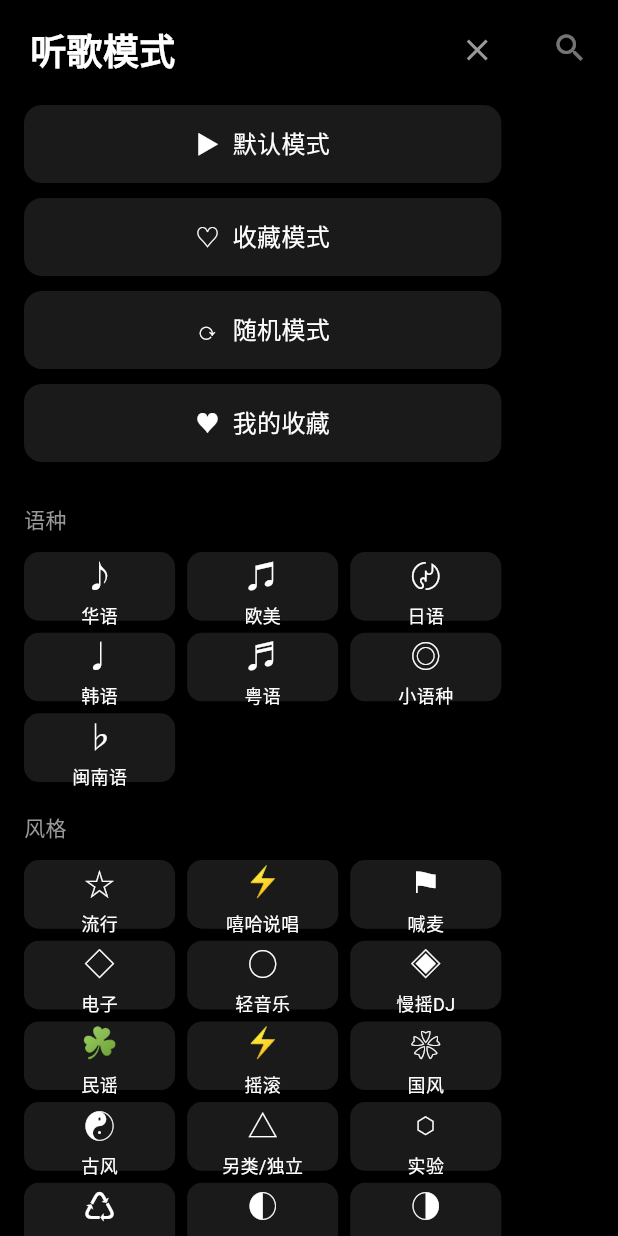
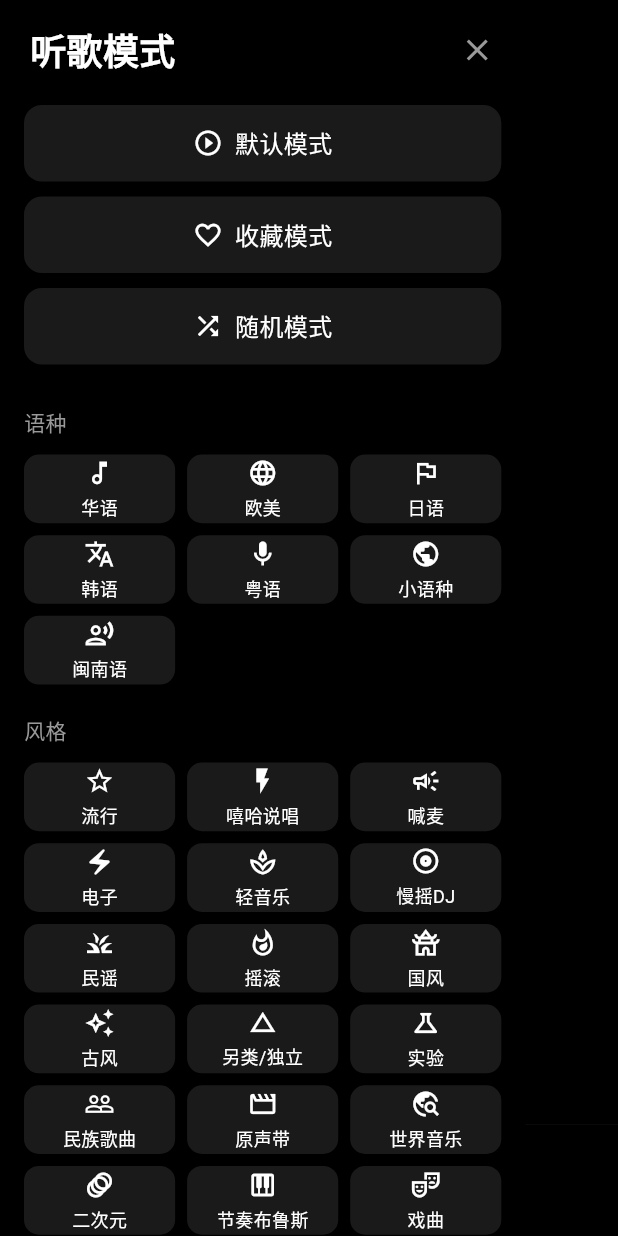
Before and after one commit to txsp10000/juhe-music, a Flutter app: the screen it shows after launch, with the side drawer open, on a phone screen of 412 x 824 dp. Run offline on Flutter 3.47's test engine with Material 3 defaults, Android fonts, the phone set to English and light mode, and no system bars; our stand-ins replace audio_service, connectivity_plus, shared_preferences; missing offline and left inert: media_kit; statements that could not run were skipped.

Commit message:
优化界面交互：滑动切歌 + 底部Tab + 图标无颜色化
- 左上角去掉模式选择文字，只保留☰图标
- 歌曲名和功能按钮字体放大
- 去掉上一首/下一首按钮，改为全页上下滑动切歌（带滑动动画）
- 底部新增Tab栏：搜索 | 播放/暂停 | 收藏
- 分类图标改为Material Icons（纯白无颜色线条风格）
- 抽屉去掉我的收藏按钮（从底部Tab进入）

Co-Authored-By: Claude Fable 5 <noreply@anthropic.com>

```diff
--- a/lib/data/categories.dart
+++ b/lib/data/categories.dart
@@ -1,3 +1,5 @@
+import 'package:flutter/material.dart';
+
 /// 歌单分类数据（共享常量）
 const musicCategories = <String, List<String>>{
   '语种': ['华语', '欧美', '日语', '韩语', '粤语', '小语种', '闽南语'],
@@ -24,107 +26,107 @@ const musicCategories = <String, List<String>>{
   ],
 };
 
-/// 分类图标映射（无色线条风格）
-const categoryIcons = <String, String>{
+/// 分类图标映射（Material Icons，纯白无颜色线条风格）
+const categoryIcons = <String, IconData>{
   // 语种
-  '华语': '♪',
-  '欧美': '♫',
-  '日语': '〄',
-  '韩语': '♩',
-  '粤语': '♬',
-  '小语种': '◎',
-  '闽南语': '♭',
+  '华语': Icons.music_note_outlined,
+  '欧美': Icons.language_outlined,
+  '日语': Icons.flag_outlined,
+  '韩语': Icons.translate_outlined,
+  '粤语': Icons.mic_outlined,
+  '小语种': Icons.public_outlined,
+  '闽南语': Icons.record_voice_over_outlined,
   // 风格
-  '流行': '☆',
-  '嘻哈说唱': '⚡',
-  '喊麦': '⚑',
-  '电子': '◇',
-  '轻音乐': '○',
-  '慢摇DJ': '◈',
-  '民谣': '☘',
-  '摇滚': '⚡',
-  '国风': '❀',
-  '古风': '☯',
-  '另类/独立': '△',
-  '实验': '⬡',
-  '民族歌曲': '♺',
-  '原声带': '◐',
-  '世界音乐': '◑',
-  '二次元': '✧',
-  '节奏布鲁斯': '♮',
-  '戏曲': '◔',
-  '古典': '♯',
-  '金属': '⛓',
-  '新世纪': '✦',
-  '儿童音乐': '☺',
-  '爵士': '♪',
-  '蓝调': '♭',
-  '乡村': '⌂',
-  '雷鬼': '☀',
-  '拉丁音乐': '◎',
-  '舞曲': '◇',
-  '网络歌曲': '◉',
-  '纯音乐': '○',
-  '交响乐': '♬',
-  '朋克': '✕',
-  '后摇': '∿',
-  '迷幻': '◎',
+  '流行': Icons.star_outline,
+  '嘻哈说唱': Icons.flash_on_outlined,
+  '喊麦': Icons.campaign_outlined,
+  '电子': Icons.electric_bolt_outlined,
+  '轻音乐': Icons.spa_outlined,
+  '慢摇DJ': Icons.album_outlined,
+  '民谣': Icons.grass_outlined,
+  '摇滚': Icons.whatshot_outlined,
+  '国风': Icons.temple_buddhist_outlined,
+  '古风': Icons.auto_awesome_outlined,
+  '另类/独立': Icons.change_history_outlined,
+  '实验': Icons.science_outlined,
+  '民族歌曲': Icons.people_outline,
+  '原声带': Icons.movie_outlined,
+  '世界音乐': Icons.travel_explore_outlined,
+  '二次元': Icons.animation_outlined,
+  '节奏布鲁斯': Icons.piano_outlined,
+  '戏曲': Icons.theater_comedy_outlined,
+  '古典': Icons.queue_music_outlined,
+  '金属': Icons.bolt_outlined,
+  '新世纪': Icons.auto_fix_high_outlined,
+  '儿童音乐': Icons.child_care_outlined,
+  '爵士': Icons.nightlife_outlined,
+  '蓝调': Icons.water_drop_outlined,
+  '乡村': Icons.cottage_outlined,
+  '雷鬼': Icons.sunny_outlined,
+  '拉丁音乐': Icons.directions_walk_outlined,
+  '舞曲': Icons.music_video_outlined,
+  '网络歌曲': Icons.wifi_outlined,
+  '纯音乐': Icons.headphones_outlined,
+  '交响乐': Icons.library_music_outlined,
+  '朋克': Icons.highlight_outlined,
+  '后摇': Icons.waves_outlined,
+  '迷幻': Icons.blur_circular_outlined,
   // 榜单
-  '热歌榜': '⬆',
-  '新歌榜': '★',
-  '飙升榜': '⚡',
-  '原创榜': '✎',
+  '热歌榜': Icons.trending_up_outlined,
+  '新歌榜': Icons.fiber_new_outlined,
+  '飙升榜': Icons.rocket_launch_outlined,
+  '原创榜': Icons.edit_outlined,
   // 场景
-  '清晨': '☀',
-  '夜晚': '☽',
-  '起床': '◐',
-  '助眠': '☾',
-  '学习': '✎',
-  '工作': '⚙',
-  '运动': '⚽',
-  '驾车': '⊞',
-  '约会': '♡',
-  '小酒馆': '☕',
-  'KTV': '⊕',
-  '游戏直播': '⎈',
-  '咖啡厅': '☕',
-  '瑜伽': '⊛',
-  '冥想': '◎',
-  '下午茶': '☕',
-  '散步': '⊙',
-  '洗澡': '◌',
+  '清晨': Icons.wb_sunny_outlined,
+  '夜晚': Icons.dark_mode_outlined,
+  '起床': Icons.alarm_outlined,
+  '助眠': Icons.bedtime_outlined,
+  '学习': Icons.menu_book_outlined,
+  '工作': Icons.work_outline,
+  '运动': Icons.fitness_center_outlined,
+  '驾车': Icons.directions_car_outlined,
+  '约会': Icons.favorite_border_outlined,
+  '小酒馆': Icons.local_bar_outlined,
+  'KTV': Icons.mic_external_on_outlined,
+  '游戏直播': Icons.sports_esports_outlined,
+  '咖啡厅': Icons.coffee_outlined,
+  '瑜伽': Icons.self_improvement_outlined,
+  '冥想': Icons.psychology_outlined,
+  '下午茶': Icons.emoji_food_beverage_outlined,
+  '散步': Icons.directions_walk_outlined,
+  '洗澡': Icons.bathtub_outlined,
   // 心情
-  '伤感': '☹',
-  '怀旧': '◔',
-  '浪漫': '♡',
-  '治愈': '✚',
-  '安静': '○',
-  '励志': '⚑',
-  '快乐': '☺',
-  '感动': '♡',
-  '孤独': '◌',
-  '思念': '☽',
-  '放松': '∼',
-  '慵懒': '☁',
-  '甜蜜': '♡',
-  '清新': '❀',
-  '热血': '⚡',
-  '空灵': '◇',
+  '伤感': Icons.sentiment_dissatisfied_outlined,
+  '怀旧': Icons.history_outlined,
+  '浪漫': Icons.favorite_border_outlined,
+  '治愈': Icons.healing_outlined,
+  '安静': Icons.volume_off_outlined,
+  '励志': Icons.flag_outlined,
+  '快乐': Icons.sentiment_satisfied_alt_outlined,
+  '感动': Icons.volunteer_activism_outlined,
+  '孤独': Icons.person_outline,
+  '思念': Icons.nights_stay_outlined,
+  '放松': Icons.airline_seat_recline_normal_outlined,
+  '慵懒': Icons.weekend_outlined,
+  '甜蜜': Icons.cake_outlined,
+  '清新': Icons.eco_outlined,
+  '热血': Icons.local_fire_department_outlined,
+  '空灵': Icons.cloud_outlined,
   // 主题
-  '影视原声': '◐',
-  '餐厅': '⊕',
-  '旅行': '⊞',
-  '派对': '☆',
-  '婚礼': '♡',
-  '童年': '☺',
-  '青春': '★',
-  '毕业': '◎',
-  '圣诞': '✧',
-  '新年': '☀',
-  '情人节': '♡',
-  '生日': '☆',
-  '秋天': '☘',
-  '冬天': '❅',
-  '春天': '❀',
-  '夏天': '☀',
+  '影视原声': Icons.movie_creation_outlined,
+  '餐厅': Icons.restaurant_outlined,
+  '旅行': Icons.flight_outlined,
+  '派对': Icons.celebration_outlined,
+  '婚礼': Icons.favorite_outlined,
+  '童年': Icons.child_friendly_outlined,
+  '青春': Icons.school_outlined,
+  '毕业': Icons.school_outlined,
+  '圣诞': Icons.ac_unit_outlined,
+  '新年': Icons.celebration_outlined,
+  '情人节': Icons.favorite_border_outlined,
+  '生日': Icons.cake_outlined,
+  '秋天': Icons.park_outlined,
+  '冬天': Icons.ac_unit_outlined,
+  '春天': Icons.local_florist_outlined,
+  '夏天': Icons.wb_sunny_outlined,
 };
--- a/lib/pages/player_page.dart
+++ b/lib/pages/player_page.dart
@@ -500,8 +500,6 @@ class _PlayerPageState extends State<PlayerPage> {
               onSelectPlaylist: _loadAndPlay,
               onOpenFavorites: _openFavorites,
               onRandomPlay: _randomPlay,
-              onViewFavorites: () => Navigator.push(
-                  context, MaterialPageRoute(builder: (_) => const FavoritesPage())),
             )
           : null,
       body: SafeArea(
@@ -509,13 +507,12 @@ class _PlayerPageState extends State<PlayerPage> {
           children: [
             _buildTopBar(song),
             Expanded(
-              child: song != null ? _buildPlayerContent(song) : _buildEmptyState(),
+              child: song != null ? _buildSwipeableContent(song) : _buildEmptyState(),
             ),
             if (song != null) _buildDownloadProgress(),
             if (song != null) _buildBottomActions(),
             if (song != null) _buildTimeBar(),
-            _buildControls(song != null),
-            const SizedBox(height: 8),
+            if (widget.isRoot) _buildBottomTab(),
           ],
         ),
       ),
@@ -561,17 +558,9 @@ class _PlayerPageState extends State<PlayerPage> {
           if (widget.isRoot)
             GestureDetector(
               onTap: () => _scaffoldKey.currentState?.openDrawer(),
-              child: Padding(
-                padding: const EdgeInsets.all(8),
-                child: Row(
-                  mainAxisSize: MainAxisSize.min,
-                  children: const [
-                    Icon(Icons.menu, color: Colors.white, size: 22),
-                    SizedBox(width: 6),
-                    Text('模式选择',
-                        style: TextStyle(color: Colors.white, fontSize: 14, fontWeight: FontWeight.w500)),
-                  ],
-                ),
+              child: const Padding(
+                padding: EdgeInsets.all(8),
+                child: Icon(Icons.menu, color: Colors.white, size: 24),
               ),
             )
           else
@@ -586,7 +575,7 @@ class _PlayerPageState extends State<PlayerPage> {
                 if (song != null) ...[
                   Text(
                     song.name,
-                    style: const TextStyle(color: Colors.white, fontSize: 16, fontWeight: FontWeight.w600),
+                    style: const TextStyle(color: Colors.white, fontSize: 18, fontWeight: FontWeight.w600),
                     maxLines: 1,
                     overflow: TextOverflow.ellipsis,
                     textAlign: TextAlign.center,
@@ -594,7 +583,7 @@ class _PlayerPageState extends State<PlayerPage> {
                   const SizedBox(height: 2),
                   Text(
                     '${song.singer}  ${_currentBrLabel()}',
-                    style: const TextStyle(color: _textSecondary, fontSize: 12),
+                    style: const TextStyle(color: _textSecondary, fontSize: 13),
                     maxLines: 1,
                     overflow: TextOverflow.ellipsis,
                     textAlign: TextAlign.center,
@@ -604,19 +593,46 @@ class _PlayerPageState extends State<PlayerPage> {
               ],
             ),
           ),
-          if (widget.isRoot)
-            IconButton(
-              onPressed: () => Navigator.push(
-                  context, MaterialPageRoute(builder: (_) => const SearchPage())),
-              icon: const Icon(Icons.search, color: Colors.white, size: 24),
-            )
-          else
+          if (!widget.isRoot)
             IconButton(
               onPressed: () => Navigator.push(context,
                   MaterialPageRoute(builder: (_) => const PlaylistPage(fromPlayer: true))),
               icon: const Icon(Icons.queue_music, color: Colors.white, size: 26),
-            ),
+            )
+          else
+            const SizedBox(width: 40),
         ],
+      ),
+    );
+  }
+
+  // ─── 滑动切歌方向 ───
+  int _swipeDirection = 0; // -1=上滑(下一首), 1=下滑(上一首)
+
+  Widget _buildSwipeableContent(Song song) {
+    return GestureDetector(
+      onVerticalDragEnd: (details) {
+        final dy = details.primaryVelocity ?? 0;
+        if (dy < -300) {
+          setState(() => _swipeDirection = -1);
+          _player.next();
+        } else if (dy > 300) {
+          setState(() => _swipeDirection = 1);
+          _player.prev();
+        }
+      },
+      child: AnimatedSwitcher(
+        duration: const Duration(milliseconds: 350),
+        transitionBuilder: (child, animation) {
+          final offset = _swipeDirection <= 0
+              ? Tween<Offset>(begin: const Offset(0, 1), end: Offset.zero)
+              : Tween<Offset>(begin: const Offset(0, -1), end: Offset.zero);
+          return SlideTransition(
+            position: offset.animate(CurvedAnimation(parent: animation, curve: Curves.easeOut)),
+            child: child,
+          );
+        },
+        child: _buildPlayerContent(song),
       ),
     );
   }
@@ -624,6 +640,7 @@ class _PlayerPageState extends State<PlayerPage> {
   Widget _buildPlayerContent(Song song) {
     final hasLrc = _parsedLrc.isNotEmpty;
     return SingleChildScrollView(
+      key: ValueKey(song.id),
       child: Padding(
         padding: const EdgeInsets.symmetric(horizontal: 32),
         child: Column(
@@ -784,42 +801,44 @@ class _PlayerPageState extends State<PlayerPage> {
     );
   }
 
-  Widget _buildControls(bool enabled) {
-    return Padding(
+  Widget _buildBottomTab() {
+    final hasSong = _player.currentSong != null;
+    return Container(
       padding: const EdgeInsets.symmetric(vertical: 12),
+      decoration: const BoxDecoration(
+        border: Border(top: BorderSide(color: Color(0xFF1A1A1A), width: 0.5)),
+      ),
       child: Row(
-        mainAxisAlignment: MainAxisAlignment.center,
+        mainAxisAlignment: MainAxisAlignment.spaceEvenly,
         children: [
-          IconButton(
-            onPressed: enabled ? () => _player.prev() : null,
-            icon: Icon(Icons.skip_previous,
-                color: enabled ? Colors.white : _textTertiary, size: 34),
+          GestureDetector(
+            onTap: () => Navigator.push(
+                context, MaterialPageRoute(builder: (_) => const SearchPage())),
+            child: const Icon(Icons.search, color: _textSecondary, size: 26),
           ),
-          const SizedBox(width: 24),
           GestureDetector(
-            onTap: enabled ? () => _player.togglePlayPause() : null,
+            onTap: hasSong ? () => _player.togglePlayPause() : null,
             child: Container(
-              width: 64,
-              height: 64,
+              width: 50,
+              height: 50,
               decoration: BoxDecoration(
                 shape: BoxShape.circle,
                 border: Border.all(
-                    color: enabled ? Colors.white : _textTertiary, width: 2.5),
+                    color: hasSong ? Colors.white : _textTertiary, width: 2.5),
               ),
               child: Center(
                 child: Icon(
                   _player.isPlaying ? Icons.pause : Icons.play_arrow,
-                  color: enabled ? Colors.white : _textTertiary,
-                  size: 32,
+                  color: hasSong ? Colors.white : _textTertiary,
+                  size: 26,
                 ),
               ),
             ),
           ),
-          const SizedBox(width: 24),
-          IconButton(
-            onPressed: enabled ? () => _player.next() : null,
-            icon: Icon(Icons.skip_next,
-                color: enabled ? Colors.white : _textTertiary, size: 34),
+          GestureDetector(
+            onTap: () => Navigator.push(
+                context, MaterialPageRoute(builder: (_) => const FavoritesPage())),
+            child: const Icon(Icons.favorite_border, color: _textSecondary, size: 26),
           ),
         ],
       ),
@@ -828,7 +847,7 @@ class _PlayerPageState extends State<PlayerPage> {
 
   Widget _buildBottomActions() {
     return Padding(
-      padding: const EdgeInsets.symmetric(horizontal: 24, vertical: 4),
+      padding: const EdgeInsets.symmetric(horizontal: 28, vertical: 8),
       child: Row(
         mainAxisAlignment: MainAxisAlignment.spaceBetween,
         children: [
@@ -837,28 +856,28 @@ class _PlayerPageState extends State<PlayerPage> {
             child: Icon(
               _isFavorite ? Icons.favorite : Icons.favorite_border,
               color: _isFavorite ? Colors.red : _textSecondary,
-              size: 22,
+              size: 26,
             ),
           ),
           GestureDetector(
             onTap: _showSearchSameSheet,
-            child: const Icon(Icons.search, color: _textSecondary, size: 22),
+            child: const Icon(Icons.search, color: _textSecondary, size: 26),
           ),
           GestureDetector(
             onTap: _showQualityPicker,
             child: Container(
-              padding: const EdgeInsets.symmetric(horizontal: 8, vertical: 4),
+              padding: const EdgeInsets.symmetric(horizontal: 10, vertical: 5),
               decoration: BoxDecoration(
-                borderRadius: BorderRadius.circular(10),
+                borderRadius: BorderRadius.circular(12),
                 border: Border.all(color: _textTertiary),
               ),
               child: Text(_qualityLabel(),
-                  style: const TextStyle(color: _textSecondary, fontSize: 11)),
+                  style: const TextStyle(color: _textSecondary, fontSize: 13)),
             ),
           ),
           GestureDetector(
             onTap: _showPlaylistSheet,
-            child: const Icon(Icons.queue_music, color: _textSecondary, size: 22),
+            child: const Icon(Icons.queue_music, color: _textSecondary, size: 26),
           ),
         ],
       ),
--- a/lib/widgets/mode_drawer.dart
+++ b/lib/widgets/mode_drawer.dart
@@ -8,14 +8,12 @@ class ModeDrawer extends StatefulWidget {
   final void Function(String playlistName) onSelectPlaylist;
   final VoidCallback onOpenFavorites;
   final VoidCallback onRandomPlay;
-  final VoidCallback onViewFavorites;
 
   const ModeDrawer({
     super.key,
     required this.onSelectPlaylist,
     required this.onOpenFavorites,
     required this.onRandomPlay,
-    required this.onViewFavorites,
   });
 
   @override
@@ -184,13 +182,13 @@ class _ModeDrawerState extends State<ModeDrawer> {
       child: Column(
         children: [
           _buildModeBtn(
-            icon: '▶',
+            icon: Icons.play_circle_outline,
             label: '默认模式',
             onTap: () => Navigator.pop(context),
           ),
           const SizedBox(height: 10),
           _buildModeBtn(
-            icon: '♡',
+            icon: Icons.favorite_border,
             label: '收藏模式',
             onTap: () {
               Navigator.pop(context);
@@ -199,20 +197,11 @@ class _ModeDrawerState extends State<ModeDrawer> {
           ),
           const SizedBox(height: 10),
           _buildModeBtn(
-            icon: '⟳',
+            icon: Icons.shuffle,
             label: '随机模式',
             onTap: () {
               Navigator.pop(context);
               widget.onRandomPlay();
-            },
-          ),
-          const SizedBox(height: 10),
-          _buildModeBtn(
-            icon: '♥',
-            label: '我的收藏',
-            onTap: () {
-              Navigator.pop(context);
-              widget.onViewFavorites();
             },
           ),
         ],
@@ -221,7 +210,7 @@ class _ModeDrawerState extends State<ModeDrawer> {
   }
 
   Widget _buildModeBtn({
-    required String icon,
+    required IconData icon,
     required String label,
     required VoidCallback onTap,
   }) {
@@ -234,15 +223,20 @@ class _ModeDrawerState extends State<ModeDrawer> {
           color: const Color(0xFF1A1A1A),
           borderRadius: BorderRadius.circular(12),
         ),
-        child: Center(
-          child: Text(
-            '$icon  $label',
-            style: const TextStyle(
-              color: Colors.white,
-              fontSize: 16,
-              fontWeight: FontWeight.w500,
+        child: Row(
+          mainAxisAlignment: MainAxisAlignment.center,
+          children: [
+            Icon(icon, color: Colors.white, size: 20),
+            const SizedBox(width: 8),
+            Text(
+              label,
+              style: const TextStyle(
+                color: Colors.white,
+                fontSize: 16,
+                fontWeight: FontWeight.w500,
+              ),
             ),
-          ),
+          ],
         ),
       ),
     );
@@ -284,9 +278,13 @@ class _ModeDrawerState extends State<ModeDrawer> {
                 color: const Color(0xFF1A1A1A),
                 borderRadius: BorderRadius.circular(20),
               ),
-              child: Text(
-                '📌 $name',
-                style: const TextStyle(color: Colors.white, fontSize: 13),
+              child: Row(
+                mainAxisSize: MainAxisSize.min,
+                children: [
+                  const Icon(Icons.push_pin_outlined, color: Colors.white, size: 14),
+                  const SizedBox(width: 4),
+                  Text(name, style: const TextStyle(color: Colors.white, fontSize: 13)),
+                ],
               ),
             ),
           )).toList(),
@@ -327,7 +325,7 @@ class _ModeDrawerState extends State<ModeDrawer> {
   }
 
   Widget _buildCategoryTile(String name) {
-    final icon = categoryIcons[name] ?? '♪';
+    final icon = categoryIcons[name] ?? Icons.music_note_outlined;
     return GestureDetector(
       onTap: () {
         Navigator.pop(context);
@@ -342,10 +340,7 @@ class _ModeDrawerState extends State<ModeDrawer> {
         child: Column(
           mainAxisAlignment: MainAxisAlignment.center,
           children: [
-            Text(
-              icon,
-              style: const TextStyle(fontSize: 20, color: Colors.white),
-            ),
+            Icon(icon, color: Colors.white, size: 20),
             const SizedBox(height: 4),
             Text(
               name,
```
